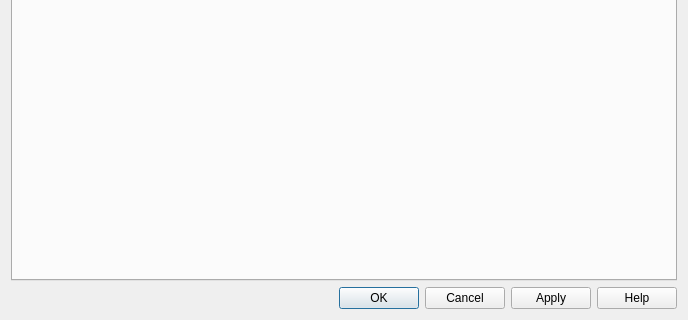
Qt form src/sas/qtgui/Utilities/UI/TabbedModelEditor.ui (jaredraynes/sasview) before a commit; both pictures show x 0 to 688 and y 377 to 697 of the 688 by 697 pixel window.
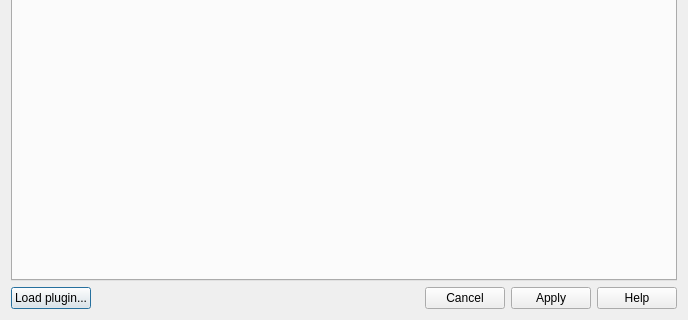
The same form after that commit. Icons and pictures are not drawn.

Commit message: Finalizing Model Editor implementation

Diff of the .ui file:
```diff
--- a/src/sas/qtgui/Utilities/UI/TabbedModelEditor.ui
+++ b/src/sas/qtgui/Utilities/UI/TabbedModelEditor.ui
@@ -17,16 +17,23 @@
    <iconset>
     <normaloff>:/res/ball.ico</normaloff>:/res/ball.ico</iconset>
   </property>
-  <layout class="QGridLayout" name="gridLayout">
-   <item row="0" column="0">
+  <layout class="QVBoxLayout" name="verticalLayout">
+   <item>
     <widget class="QTabWidget" name="tabWidget">
      <property name="currentIndex">
       <number>-1</number>
      </property>
     </widget>
    </item>
-   <item row="1" column="0">
+   <item>
     <layout class="QHBoxLayout" name="horizontalLayout">
+     <item>
+      <widget class="QPushButton" name="cmdLoad">
+       <property name="text">
+        <string>Load plugin...</string>
+       </property>
+      </widget>
+     </item>
      <item>
       <spacer name="horizontalSpacer">
        <property name="orientation">
@@ -46,7 +53,7 @@
         <enum>Qt::Horizontal</enum>
        </property>
        <property name="standardButtons">
-        <set>QDialogButtonBox::Apply|QDialogButtonBox::Cancel|QDialogButtonBox::Help|QDialogButtonBox::Ok</set>
+        <set>QDialogButtonBox::Apply|QDialogButtonBox::Cancel|QDialogButtonBox::Help</set>
        </property>
       </widget>
      </item>
```
The commit also changes 5 other files.
